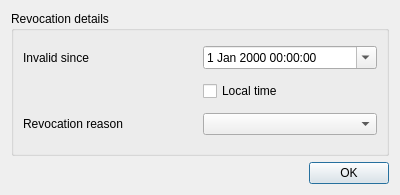
Qt form ui/Revoke.ui (chris2511/xca) before a commit.
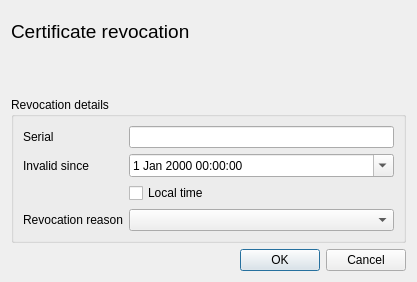
The same form after that commit. Custom widgets are drawn as their Qt base class.

What changed in the file:
```diff
--- a/ui/Revoke.ui
+++ b/ui/Revoke.ui
@@ -6,46 +6,126 @@
    <rect>
     <x>0</x>
     <y>0</y>
-    <width>400</width>
-    <height>195</height>
+    <width>417</width>
+    <height>282</height>
    </rect>
   </property>
   <layout class="QVBoxLayout" name="verticalLayout">
+   <item>
+    <layout class="QHBoxLayout" name="horizontalLayout">
+     <item>
+      <widget class="QLabel" name="capt">
+       <property name="font">
+        <font>
+         <family>Arial</family>
+         <pointsize>14</pointsize>
+         <weight>50</weight>
+         <italic>false</italic>
+         <bold>false</bold>
+         <underline>false</underline>
+         <strikeout>false</strikeout>
+        </font>
+       </property>
+       <property name="text">
+        <string>Certificate revocation</string>
+       </property>
+      </widget>
+     </item>
+     <item>
+      <spacer>
+       <property name="orientation">
+        <enum>Qt::Horizontal</enum>
+       </property>
+       <property name="sizeType">
+        <enum>QSizePolicy::Expanding</enum>
+       </property>
+       <property name="sizeHint" stdset="0">
+        <size>
+         <width>78</width>
+         <height>20</height>
+        </size>
+       </property>
+      </spacer>
+     </item>
+     <item>
+      <widget class="QLabel" name="image">
+       <property name="minimumSize">
+        <size>
+         <width>95</width>
+         <height>40</height>
+        </size>
+       </property>
+       <property name="maximumSize">
+        <size>
+         <width>95</width>
+         <height>40</height>
+        </size>
+       </property>
+       <property name="scaledContents">
+        <bool>true</bool>
+       </property>
+      </widget>
+     </item>
+    </layout>
+   </item>
+   <item>
+    <spacer name="verticalSpacer">
+     <property name="orientation">
+      <enum>Qt::Vertical</enum>
+     </property>
+     <property name="sizeHint" stdset="0">
+      <size>
+       <width>20</width>
+       <height>10</height>
+      </size>
+     </property>
+    </spacer>
+   </item>
    <item>
     <widget class="QGroupBox" name="groupBox">
      <property name="title">
       <string>Revocation details</string>
      </property>
      <layout class="QGridLayout" name="gridLayout">
-      <item row="0" column="0">
-       <widget class="QLabel" name="label">
-        <property name="text">
-         <string>Invalid since</string>
-        </property>
-       </widget>
-      </item>
       <item row="0" column="1">
+       <widget class="QLineEdit" name="serial"/>
+      </item>
+      <item row="3" column="0">
+       <widget class="QLabel" name="label_2">
+        <property name="text">
+         <string>Revocation reason</string>
+        </property>
+       </widget>
+      </item>
+      <item row="1" column="1">
        <widget class="Validity" name="invalid">
         <property name="calendarPopup">
          <bool>true</bool>
         </property>
        </widget>
       </item>
-      <item row="1" column="1">
+      <item row="2" column="1">
        <widget class="QCheckBox" name="checkBox">
         <property name="text">
          <string>Local time</string>
         </property>
        </widget>
       </item>
-      <item row="2" column="0">
-       <widget class="QLabel" name="label_2">
+      <item row="1" column="0">
+       <widget class="QLabel" name="label">
         <property name="text">
-         <string>Revocation reason</string>
+         <string>Invalid since</string>
         </property>
        </widget>
       </item>
-      <item row="2" column="1">
+      <item row="0" column="0">
+       <widget class="QLabel" name="label_3">
+        <property name="text">
+         <string>Serial</string>
+        </property>
+       </widget>
+      </item>
+      <item row="3" column="1">
        <widget class="QComboBox" name="reason"/>
       </item>
      </layout>
@@ -57,7 +137,7 @@
       <enum>Qt::Horizontal</enum>
      </property>
      <property name="standardButtons">
-      <set>QDialogButtonBox::Ok</set>
+      <set>QDialogButtonBox::Cancel|QDialogButtonBox::Ok</set>
      </property>
     </widget>
    </item>
```
Left out of the diff: 8 changed lines with no effect on the pictures.
